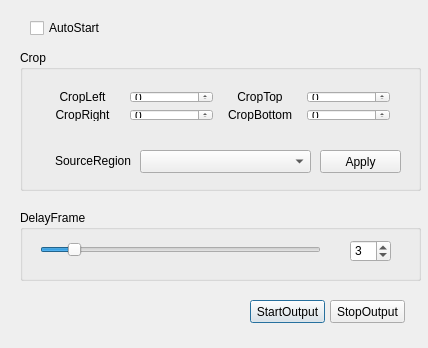
CatxFish/obs-virtual-cam, file src/virtual-output/virtual_properties.ui: the form before one commit.
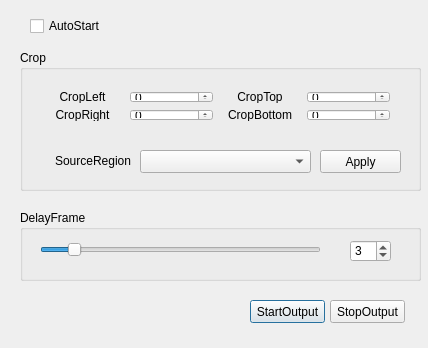
The form after the commit.

```diff
--- a/src/virtual-output/virtual_properties.ui
+++ b/src/virtual-output/virtual_properties.ui
@@ -43,9 +43,9 @@
    <property name="geometry">
     <rect>
      <x>30</x>
-     <y>20</y>
+     <y>16</y>
      <width>319</width>
-     <height>16</height>
+     <height>20</height>
     </rect>
    </property>
    <property name="text">
```
